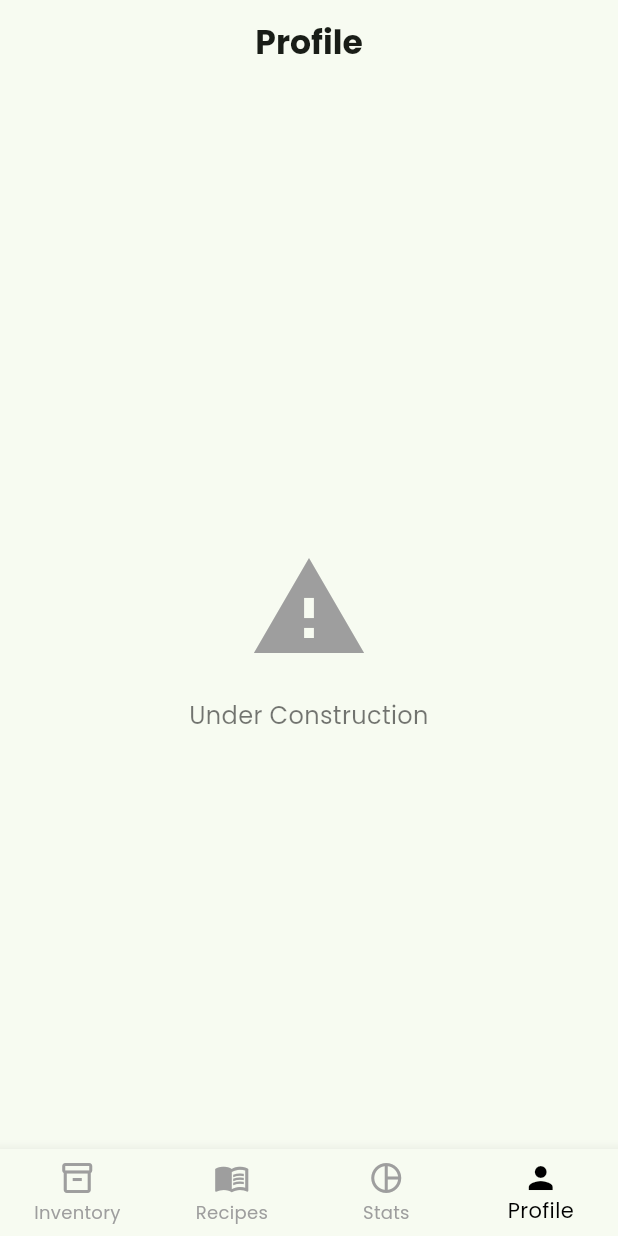
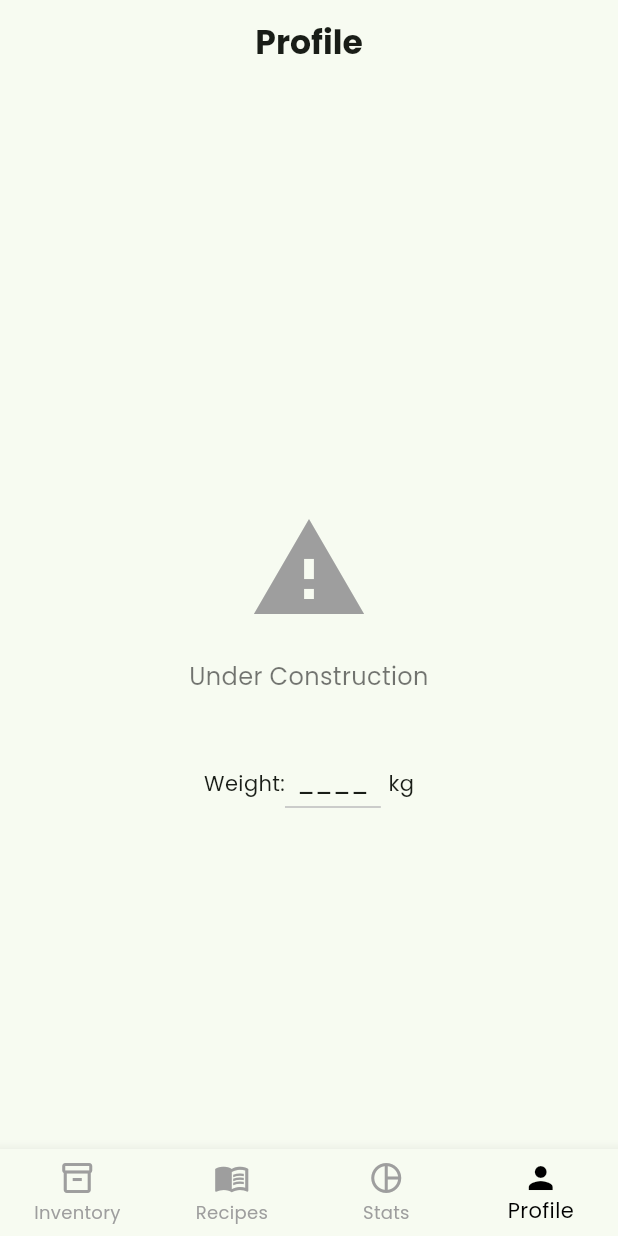
Before and after one commit to KOlCIqwq/DOOF, a Flutter app: the screen it shows after launch, swiped to page 4, on a phone screen of 412 x 824 dp. Run offline on Flutter 3.47's test engine with Material 3 defaults, Android fonts, the phone set to English and light mode, and no system bars; our stand-ins replace cached_network_image, camera, fl_chart, permission_handler, shared_preferences; missing offline and left inert: openfoodfacts.

Commit message:
Profile added weight

```diff
--- a/lib/pages/profile_page.dart
+++ b/lib/pages/profile_page.dart
@@ -6,6 +6,46 @@ class ProfilePage extends StatefulWidget {
 }
 
 class ProfilePageState extends State<ProfilePage> {
+  double? currentWeight;
+
+  void adjustWeight() {
+    final TextEditingController weightController = TextEditingController(
+      text: currentWeight?.toString() ?? '',
+    );
+
+    showDialog(
+      context: context,
+      builder: (context) {
+        return AlertDialog(
+          title: const Text("Adjust Weight"),
+          content: TextField(
+            controller: weightController,
+            keyboardType: TextInputType.number,
+            decoration: const InputDecoration(labelText: "Weight (kg)"),
+          ),
+          actions: [
+            TextButton(
+              onPressed: () {
+                final newWeight = double.tryParse(weightController.text);
+                if (newWeight != null && newWeight > 0) {
+                  setState(() {
+                    currentWeight = newWeight;
+                  });
+                  Navigator.of(context).pop();
+                }
+              },
+              child: const Text("Save"),
+            ),
+            TextButton(
+              onPressed: () => Navigator.of(context).pop(),
+              child: const Text("Cancel"),
+            ),
+          ],
+        );
+      },
+    );
+  }
+
   Widget buildFriendlyMessage(IconData icon, Color color, String message) {
     return Center(
       child: Padding(
@@ -27,10 +67,38 @@ class ProfilePageState extends State<ProfilePage> {
   }
 
   Widget buildBody() {
-    return buildFriendlyMessage(
-      Icons.warning,
-      Colors.grey,
-      "Under Construction",
+    return Column(
+      mainAxisAlignment: MainAxisAlignment.center,
+      children: [
+        buildFriendlyMessage(Icons.warning, Colors.grey, "Under Construction"),
+        const SizedBox(height: 20),
+        // Weight input row
+        Row(
+          mainAxisAlignment: MainAxisAlignment.center,
+          children: [
+            const Text("Weight:"),
+            GestureDetector(
+              onTap: adjustWeight, // Function call on adjust weight
+              child: Container(
+                padding: const EdgeInsets.symmetric(horizontal: 8, vertical: 4),
+                decoration: BoxDecoration(
+                  border: Border(
+                    bottom: BorderSide(color: Colors.grey.shade400),
+                  ),
+                ),
+                child: Text(
+                  currentWeight != null
+                      ? currentWeight!.toStringAsFixed(1)
+                      : "____",
+                  style: const TextStyle(fontSize: 16),
+                ),
+              ),
+            ),
+            const SizedBox(width: 5),
+            const Text("kg"),
+          ],
+        ),
+      ],
     );
   }
 
```
Also changed, not shown: 1 other file.
